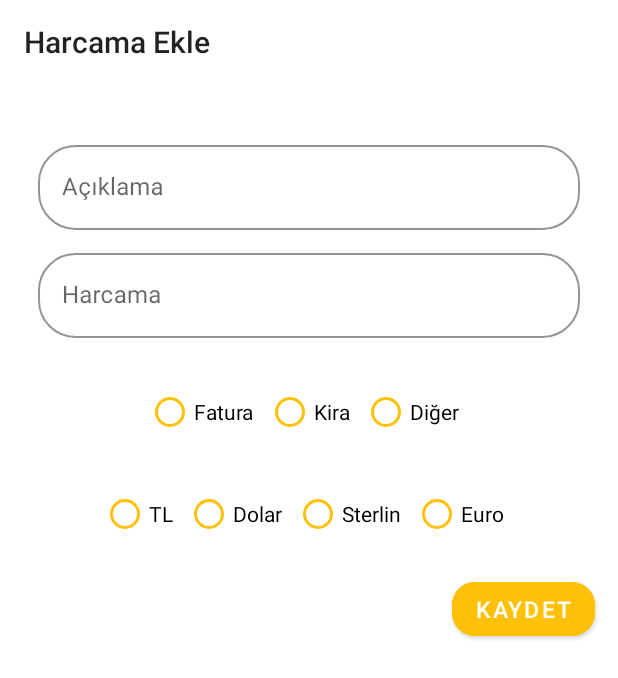
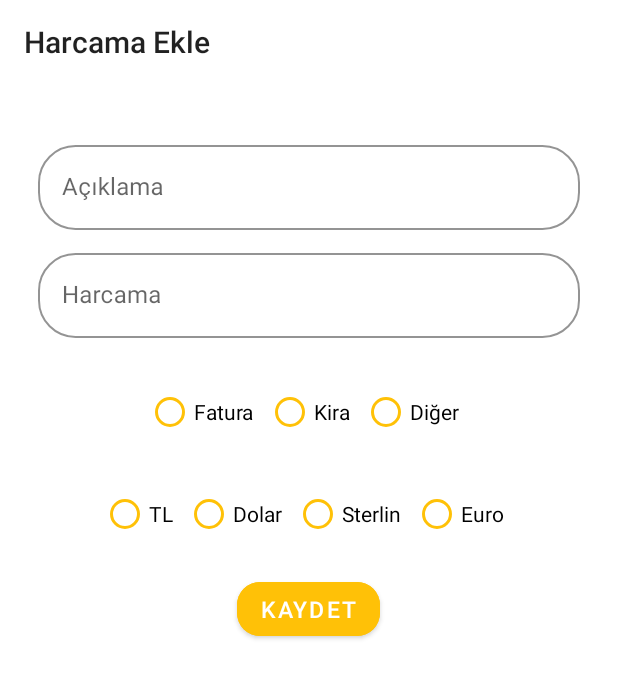
Before and after one commit to haksoft/Android-Bootcamp-Turkey, an Android app: the AddspendFragment screen opened through its navigation route, on a phone screen of 412 x 824 dp. Shown: the top 678 px of the screen. Run offline under Robolectric (Android 15) with nearby library versions, the phone set to English and light mode, and no system bars; our stand-ins replace Room's generated code.

Commit message:
Update fragment_addspend.xml

```diff
--- a/app/src/main/res/layout/fragment_addspend.xml
+++ b/app/src/main/res/layout/fragment_addspend.xml
@@ -158,7 +158,7 @@
 
         android:layout_width="wrap_content"
         android:layout_height="wrap_content"
-        android:layout_gravity="bottom|end"
+        android:layout_gravity="center"
         android:layout_margin="15dp"
         android:backgroundTint="@color/baseColor"
         android:text="@string/ekle"
```
